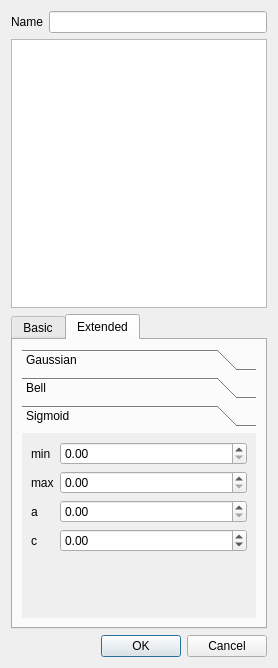
Qt form qtfuzzylite/ui/Term.ui (fuzzylite/fuzzylite) before a commit.
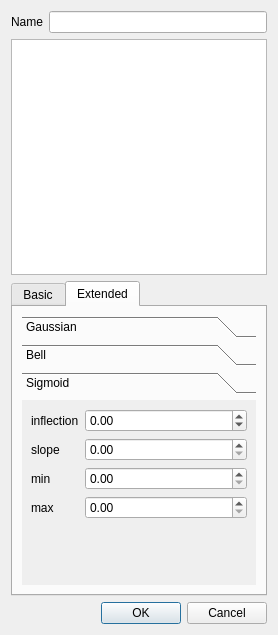
The same form after that commit. The open tabs and pages were chosen to show the change. Icons and pictures are not drawn. Custom widgets are drawn as their Qt base class.

Commit message: Variables in Bell, Gaussian and Sigmoid renamed. Improved changes to qtfuzzylite

```diff
--- a/qtfuzzylite/ui/Term.ui
+++ b/qtfuzzylite/ui/Term.ui
@@ -7,7 +7,7 @@
     <x>0</x>
     <y>0</y>
     <width>274</width>
-    <height>668</height>
+    <height>635</height>
    </rect>
   </property>
   <property name="sizePolicy">
@@ -590,8 +590,8 @@
            <rect>
             <x>0</x>
             <y>0</y>
-            <width>151</width>
-            <height>146</height>
+            <width>234</width>
+            <height>174</height>
            </rect>
           </property>
           <attribute name="label">
@@ -604,44 +604,14 @@
               <enum>QFormLayout::AllNonFixedFieldsGrow</enum>
              </property>
              <item row="0" column="0">
-              <widget class="QLabel" name="label_23">
-               <property name="text">
-                <string>min</string>
-               </property>
-              </widget>
-             </item>
-             <item row="0" column="1">
-              <widget class="QDoubleSpinBox" name="sbx_sigmoid_min"/>
-             </item>
-             <item row="1" column="0">
-              <widget class="QLabel" name="label_24">
-               <property name="text">
-                <string>max</string>
-               </property>
-              </widget>
-             </item>
-             <item row="1" column="1">
-              <widget class="QDoubleSpinBox" name="sbx_sigmoid_max"/>
-             </item>
-             <item row="2" column="0">
-              <widget class="QLabel" name="label_25">
-               <property name="text">
-                <string>a</string>
-               </property>
-              </widget>
-             </item>
-             <item row="2" column="1">
-              <widget class="QDoubleSpinBox" name="sbx_sigmoid_a"/>
-             </item>
-             <item row="3" column="0">
               <widget class="QLabel" name="label_26">
                <property name="text">
-                <string>c</string>
+                <string>inflection</string>
                </property>
               </widget>
              </item>
-             <item row="3" column="1">
-              <widget class="QDoubleSpinBox" name="sbx_sigmoid_c">
+             <item row="0" column="1">
+              <widget class="QDoubleSpinBox" name="sbx_sigmoid_inflection">
                <property name="minimum">
                 <double>-10000.000000000000000</double>
                </property>
@@ -650,6 +620,36 @@
                </property>
               </widget>
              </item>
+             <item row="1" column="0">
+              <widget class="QLabel" name="label_25">
+               <property name="text">
+                <string>slope</string>
+               </property>
+              </widget>
+             </item>
+             <item row="1" column="1">
+              <widget class="QDoubleSpinBox" name="sbx_sigmoid_slope"/>
+             </item>
+             <item row="2" column="0">
+              <widget class="QLabel" name="label_23">
+               <property name="text">
+                <string>min</string>
+               </property>
+              </widget>
+             </item>
+             <item row="2" column="1">
+              <widget class="QDoubleSpinBox" name="sbx_sigmoid_min"/>
+             </item>
+             <item row="3" column="0">
+              <widget class="QLabel" name="label_24">
+               <property name="text">
+                <string>max</string>
+               </property>
+              </widget>
+             </item>
+             <item row="3" column="1">
+              <widget class="QDoubleSpinBox" name="sbx_sigmoid_max"/>
+             </item>
             </layout>
            </item>
           </layout>
```
Left out of the diff: 114 changed lines with no effect on the pictures. The commit also changes 22 other files.
